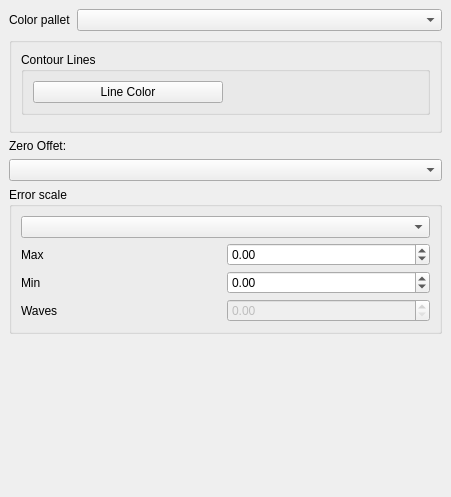
Above: contourtools.ui from githubdoe/DFTFringe before the change. Below: the same form after it.
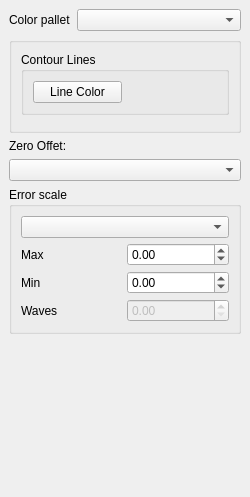
That is the form after the change.

```diff
--- a/contourtools.ui
+++ b/contourtools.ui
@@ -6,7 +6,7 @@
    <rect>
     <x>0</x>
     <y>0</y>
-    <width>451</width>
+    <width>250</width>
     <height>497</height>
    </rect>
   </property>
@@ -18,7 +18,7 @@
   </property>
   <property name="minimumSize">
    <size>
-    <width>451</width>
+    <width>250</width>
     <height>411</height>
    </size>
   </property>
```
